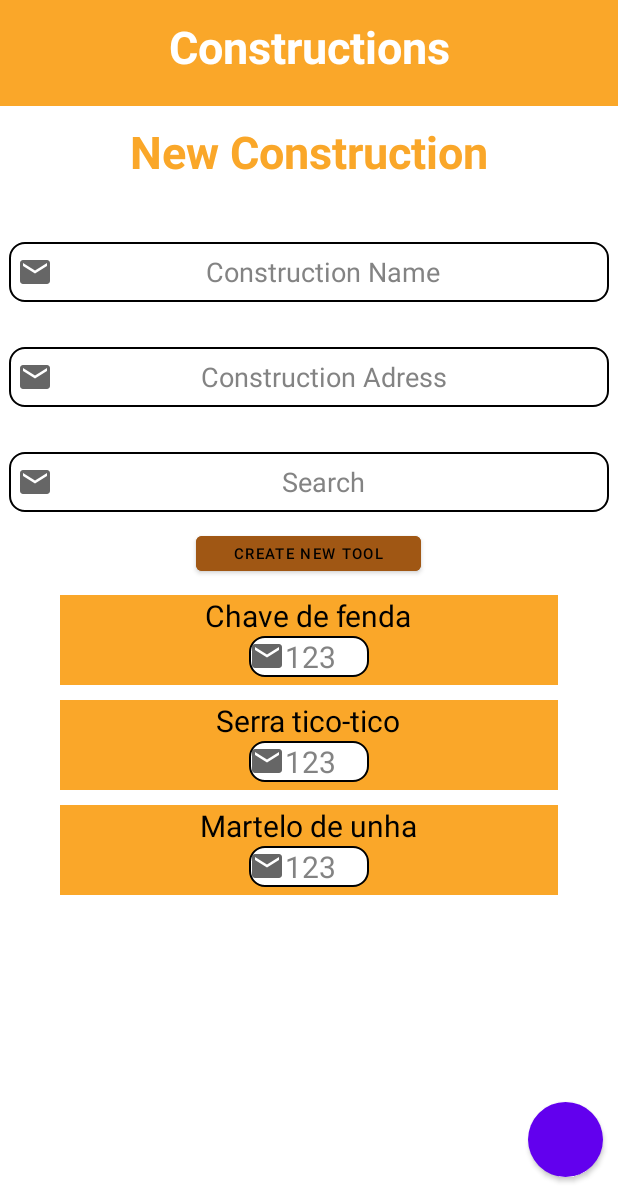
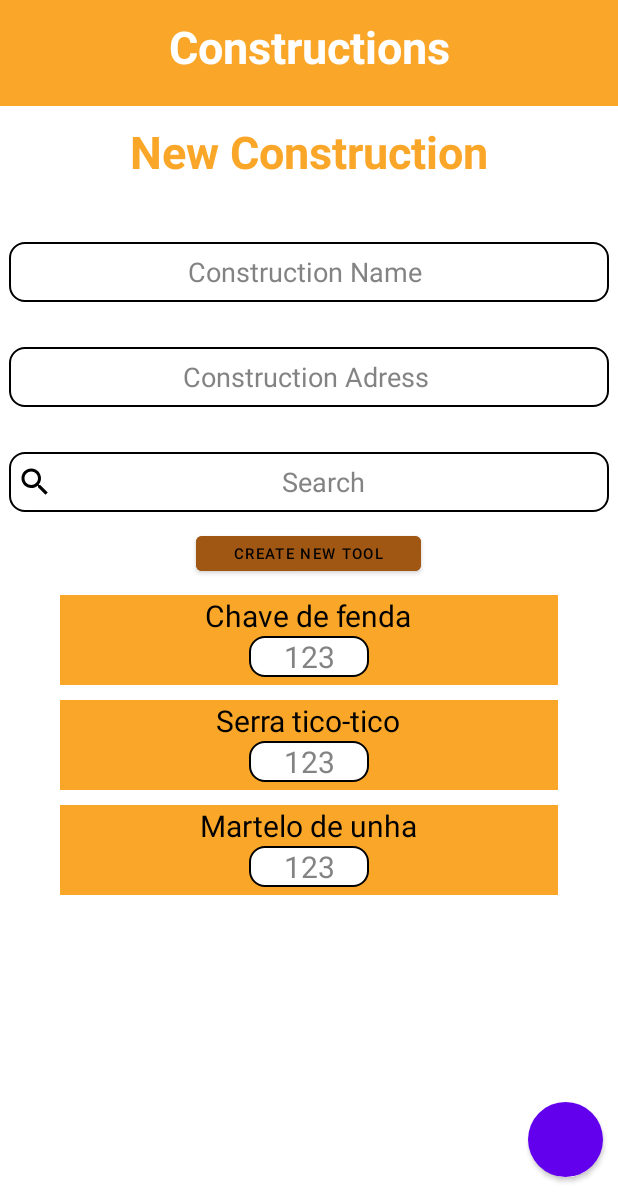
Before and after one commit to victor-malloni/Armamentarium, an Android app: the NewConstructionsActivity screen opened directly, with no data from a screen before it, on a phone screen of 412 x 824 dp, the part 44-1236 px from its top. Run offline under Robolectric (Android 15) with nearby library versions, the phone set to English and light mode, and no system bars.

Commit message:
style: icons and boilerplate removed

```diff
--- /dev/null
+++ b/app/src/main/res/drawable/ic_baseline_search_24.xml
@@ -0,0 +1,5 @@
+<vector android:height="24dp" android:tint="#000000"
+    android:viewportHeight="24" android:viewportWidth="24"
+    android:width="24dp" xmlns:android="http://schemas.android.com/apk/res/android">
+    <path android:fillColor="@android:color/white" android:pathData="M15.5,14h-0.79l-0.28,-0.27C15.41,12.59 16,11.11 16,9.5 16,5.91 13.09,3 9.5,3S3,5.91 3,9.5 5.91,16 9.5,16c1.61,0 3.09,-0.59 4.23,-1.57l0.27,0.28v0.79l5,4.99L20.49,19l-4.99,-5zM9.5,14C7.01,14 5,11.99 5,9.5S7.01,5 9.5,5 14,7.01 14,9.5 11.99,14 9.5,14z"/>
+</vector>
--- a/app/src/main/res/layout/activity_new_constructions.xml
+++ b/app/src/main/res/layout/activity_new_constructions.xml
@@ -57,7 +57,6 @@
             android:layout_gravity="center"
             android:layout_marginTop="30dp"
             android:background="@drawable/custom_imput"
-            android:drawableStart="@drawable/ic_email"
             android:ems="10"
             android:gravity="center"
             android:hint="Construction Name"
@@ -75,7 +74,6 @@
             android:layout_gravity="center"
             android:layout_marginTop="30dp"
             android:background="@drawable/custom_imput"
-            android:drawableStart="@drawable/ic_email"
             android:ems="10"
             android:gravity="center"
             android:hint="Construction Adress"
@@ -92,7 +90,7 @@
             android:layout_gravity="center"
             android:layout_marginTop="30dp"
             android:background="@drawable/custom_imput"
-            android:drawableStart="@drawable/ic_email"
+            android:drawableStart="@drawable/ic_baseline_search_24"
             android:ems="10"
             android:gravity="center"
             android:hint="Search"
@@ -139,9 +137,9 @@
                 android:layout_height="wrap_content"
                 android:layout_gravity="center"
                 android:background="@drawable/custom_imput"
-                android:drawableStart="@drawable/ic_email"
                 android:hint="123"
                 android:inputType="numberDecimal"
+                android:textAlignment="center"
                 android:textColor="@color/black"
                 android:textColorHint="@color/grey"
 
@@ -172,9 +170,9 @@
                 android:layout_height="wrap_content"
                 android:layout_gravity="center"
                 android:background="@drawable/custom_imput"
-                android:drawableStart="@drawable/ic_email"
                 android:hint="123"
                 android:inputType="numberDecimal"
+                android:textAlignment="center"
                 android:textColor="@color/black"
                 android:textColorHint="@color/grey"
 
@@ -205,9 +203,9 @@
                 android:layout_height="wrap_content"
                 android:layout_gravity="center"
                 android:background="@drawable/custom_imput"
-                android:drawableStart="@drawable/ic_email"
                 android:hint="123"
                 android:inputType="numberDecimal"
+                android:textAlignment="center"
                 android:textColor="@color/black"
                 android:textColorHint="@color/grey"
 
--- a/app/src/main/res/layout/list_item.xml
+++ b/app/src/main/res/layout/list_item.xml
@@ -116,8 +116,6 @@
             app:layout_constraintTop_toBottomOf="@+id/TVserraTicoTicoQuantidade" />
 
 
-
-
     </androidx.constraintlayout.widget.ConstraintLayout>
 
 
```
